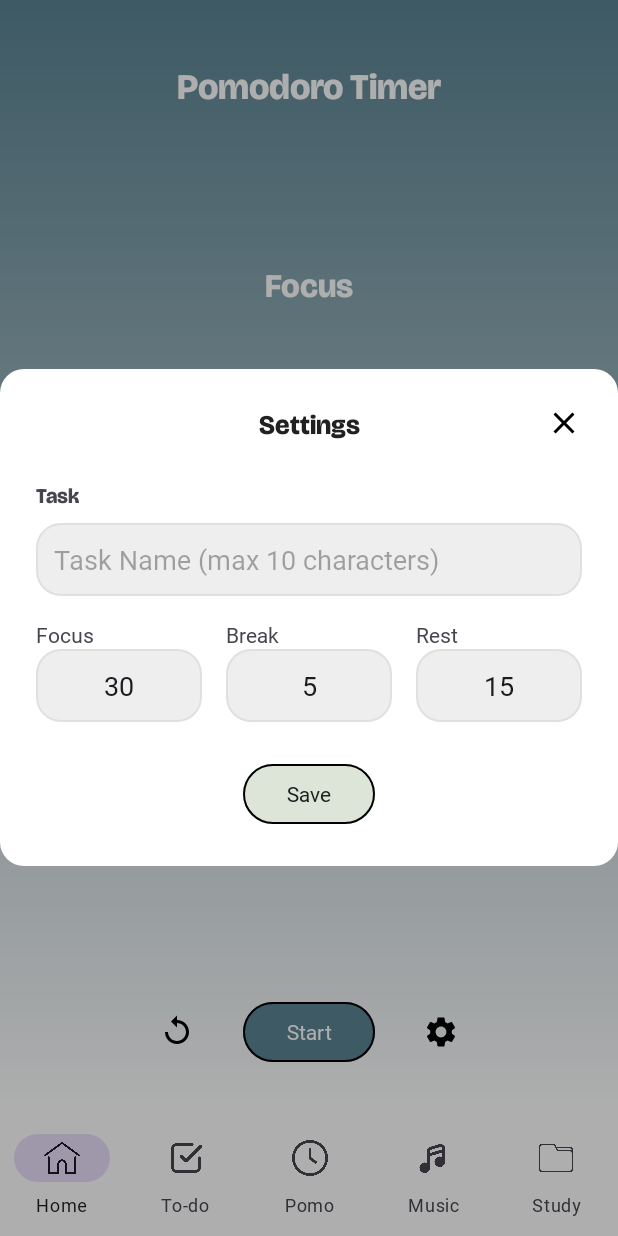
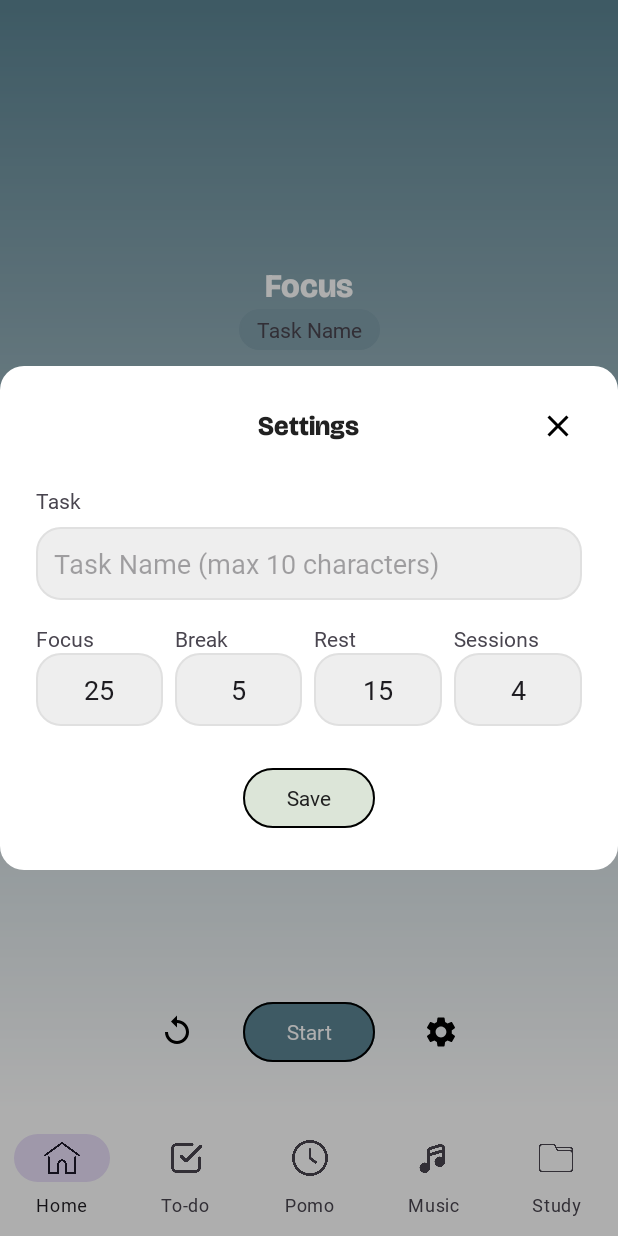
Before and after one commit to rencebry/MOBICOM_MCO, an Android app: the PomoFragment screen opened through its navigation route, after a tap on an icon or button, on a phone screen of 412 x 824 dp. Run offline under Robolectric (Android 15) with nearby library versions, the phone set to English and light mode, and no system bars; our stand-ins replace CircleImageView, Firebase (no records; nobody signed in at launch, a user with empty details on screens opened directly), Room's generated code, navigation-ui; 2 statements that could not run were skipped; 3 other taps on this screen came first.

Commit message:
added pomodoro functionalities

```diff
--- a/app/src/main/java/com/mobicom/s17/group8/mobicom_mco/pomo/PomoFragment.kt
+++ b/app/src/main/java/com/mobicom/s17/group8/mobicom_mco/pomo/PomoFragment.kt
@@ -7,6 +7,7 @@ import android.view.ViewGroup
 import androidx.core.content.ContextCompat
 import androidx.fragment.app.Fragment
 import androidx.lifecycle.ViewModelProvider
+import androidx.navigation.fragment.findNavController
 import com.mobicom.s17.group8.mobicom_mco.R
 import com.mobicom.s17.group8.mobicom_mco.databinding.FragmentPomoBinding
 
@@ -15,7 +16,7 @@ class PomoFragment : Fragment() {
     private var _binding: FragmentPomoBinding? = null
     private val binding get() = _binding!!
     private val viewModel: PomoViewModel by lazy {
-        ViewModelProvider(this).get(PomoViewModel::class.java)
+        ViewModelProvider(requireActivity()).get(PomoViewModel::class.java)
     }
 
     override fun onCreateView(inflater: LayoutInflater, container: ViewGroup?, savedInstanceState: Bundle?): View {
@@ -26,62 +27,71 @@ class PomoFragment : Fragment() {
     override fun onViewCreated(view: View, savedInstanceState: Bundle?) {
         super.onViewCreated(view, savedInstanceState)
 
-        viewModel.timeLeftInMillis.observe(viewLifecycleOwner) { millis ->
-            val minutes = (millis / 1000) / 60
-            val seconds = (millis / 1000) % 60
+        setupClickListeners()
+        observeViewModel()
+    }
 
-            // set time
-            binding.circularTimer.setTime(minutes, seconds)
-
-            // update progress
-//             val progress = millis.toFloat() / (25 * 60 * 1000L)
-//             binding.circularTimer.setProgress(progress)
-        }
-
-        // start and stop buttons
+    private fun setupClickListeners() {
         binding.btnStopStart.setOnClickListener {
             viewModel.toggleTimer()
         }
-
-        // reset button
         binding.btnReset.setOnClickListener {
             viewModel.resetTimer()
         }
-
-        // settings
         binding.btnPomoSettings.setOnClickListener {
             PomoSettingsDialogFragment().show(parentFragmentManager, "PomoSettingsDialog")
         }
-
-        observeViewModel()
-
     }
 
     private fun observeViewModel() {
-        // observe time remaining
         viewModel.timeLeftInMillis.observe(viewLifecycleOwner) { millis ->
             val minutes = (millis / 1000) / 60
             val seconds = (millis / 1000) % 60
             binding.circularTimer.setTime(minutes, seconds)
-            // to update progress
         }
 
-        // running state
+        viewModel.progress.observe(viewLifecycleOwner) { progress ->
+            binding.circularTimer.setProgress(progress)
+        }
+
         viewModel.isTimerRunning.observe(viewLifecycleOwner) { isRunning ->
             if (isRunning) {
-                // timer is running: show stop and change color
-                binding.btnStopStart.text = "Stop"
-
-                // change color button
+                binding.btnStopStart.text = "Pause"
                 binding.btnStopStart.backgroundTintList =
                     ContextCompat.getColorStateList(requireContext(), R.color.button_stop_color)
             } else {
-                // timer is stopped/paused: show start
                 binding.btnStopStart.text = "Start"
-
-                // back to start button
                 binding.btnStopStart.backgroundTintList =
                     ContextCompat.getColorStateList(requireContext(), R.color.button_start_color)
+            }
+        }
+
+        viewModel.taskName.observe(viewLifecycleOwner) { taskName ->
+            if (taskName != null) {
+                binding.tvTaskName.text = taskName
+                binding.tvTaskName.visibility = View.VISIBLE
+            } else {
+                binding.tvTaskName.visibility = View.GONE
+            }
+        }
+
+        viewModel.timerState.observe(viewLifecycleOwner) { state ->
+            when (state) {
+                PomoViewModel.TimerState.FOCUS -> {
+                    binding.pomoRootLayout.setBackgroundResource(R.drawable.gradient_background_focus)
+                    binding.tvStatus.text = "Focus"
+                    binding.circularTimer.setProgressColor(R.color.timer_progress_dark)
+                }
+                PomoViewModel.TimerState.SHORT_BREAK -> {
+                    binding.pomoRootLayout.setBackgroundResource(R.drawable.gradient_background_short_break)
+                    binding.tvStatus.text = "Take a Break!"
+                    binding.circularTimer.setProgressColor(R.color.timer_progress_dark)
+                }
+                PomoViewModel.TimerState.LONG_BREAK -> {
+                    binding.pomoRootLayout.setBackgroundResource(R.drawable.gradient_background_long_break)
+                    binding.tvStatus.text = "Rest"
+                    binding.circularTimer.setProgressColor(R.color.timer_progress_dark)
+                }
             }
         }
     }
--- a/app/src/main/java/com/mobicom/s17/group8/mobicom_mco/pomo/PomoSettingsDialogFragment.kt
+++ b/app/src/main/java/com/mobicom/s17/group8/mobicom_mco/pomo/PomoSettingsDialogFragment.kt
@@ -1,23 +1,23 @@
-package com.mobicom.s17.group8.mobicom_mco.pomo // Use your pomo package
+package com.mobicom.s17.group8.mobicom_mco.pomo
 
 import android.os.Bundle
 import android.view.LayoutInflater
 import android.view.View
 import android.view.ViewGroup
 import androidx.fragment.app.DialogFragment
+import androidx.lifecycle.ViewModelProvider
 import com.mobicom.s17.group8.mobicom_mco.databinding.DialogPomoSettingsBinding
 
-// pop up settings
 class PomoSettingsDialogFragment : DialogFragment() {
 
     private var _binding: DialogPomoSettingsBinding? = null
     private val binding get() = _binding!!
 
-    override fun onCreateView(
-        inflater: LayoutInflater,
-        container: ViewGroup?,
-        savedInstanceState: Bundle?
-    ): View {
+    private val viewModel: PomoViewModel by lazy {
+        ViewModelProvider(requireActivity()).get(PomoViewModel::class.java)
+    }
+
+    override fun onCreateView(inflater: LayoutInflater, container: ViewGroup?, savedInstanceState: Bundle?): View {
         _binding = DialogPomoSettingsBinding.inflate(inflater, container, false)
         return binding.root
     }
@@ -25,20 +25,18 @@ class PomoSettingsDialogFragment : DialogFragment() {
     override fun onViewCreated(view: View, savedInstanceState: Bundle?) {
         super.onViewCreated(view, savedInstanceState)
 
-        // close button (x)
         binding.btnClose.setOnClickListener {
             dismiss()
         }
 
         binding.btnSave.setOnClickListener {
-            // placeholder for now
             val taskName = binding.etTaskName.text.toString()
-            val focusMinutes = binding.etFocusTime.text.toString().toIntOrNull() ?: 30
+            val focusMinutes = binding.etFocusTime.text.toString().toIntOrNull() ?: 25
             val breakMinutes = binding.etBreakTime.text.toString().toIntOrNull() ?: 5
             val restMinutes = binding.etRestTime.text.toString().toIntOrNull() ?: 15
+            val sessions = binding.etSessionsCount.text.toString().toIntOrNull() ?: 4
 
-            // TODO: Pass this data back to the PomoViewModel
-            // another shared view model?? for live update
+            viewModel.updateSettings(taskName, focusMinutes, breakMinutes, restMinutes, sessions)
 
             dismiss()
         }
--- a/app/src/main/java/com/mobicom/s17/group8/mobicom_mco/pomo/PomoViewModel.kt
+++ b/app/src/main/java/com/mobicom/s17/group8/mobicom_mco/pomo/PomoViewModel.kt
@@ -4,26 +4,44 @@ import android.os.CountDownTimer
 import androidx.lifecycle.LiveData
 import androidx.lifecycle.MutableLiveData
 import androidx.lifecycle.ViewModel
+import java.util.concurrent.TimeUnit
 
 class PomoViewModel : ViewModel() {
 
     enum class TimerState { FOCUS, SHORT_BREAK, LONG_BREAK }
 
-    private var timer: CountDownTimer? = null
+    // --- State Management LiveData ---
+    private val _timerState = MutableLiveData(TimerState.FOCUS)
+    val timerState: LiveData<TimerState> = _timerState
 
-    private val _isTimerRunning = MutableLiveData<Boolean>(false)
+    private val _isTimerRunning = MutableLiveData(false)
     val isTimerRunning: LiveData<Boolean> = _isTimerRunning
 
     private val _timeLeftInMillis = MutableLiveData<Long>()
     val timeLeftInMillis: LiveData<Long> = _timeLeftInMillis
 
-    private val _timerState = MutableLiveData(TimerState.FOCUS)
-    val timerState: LiveData<TimerState> = _timerState
+    private val _progress = MutableLiveData(1.0f)
+    val progress: LiveData<Float> = _progress
 
-    private var totalTime: Long = 25 * 60 * 1000L
+    private val _taskName = MutableLiveData<String?>("Task Name") // Start with a default
+    val taskName: LiveData<String?> = _taskName
+
+
+
+    // --- Timer Settings ---
+    private var focusDuration = TimeUnit.MINUTES.toMillis(25)
+    private var shortBreakDuration = TimeUnit.MINUTES.toMillis(5)
+    private var longBreakDuration = TimeUnit.MINUTES.toMillis(15)
+    private var totalTime: Long = focusDuration // This will be the denominator for progress
+    private var sessionsUntilLongBreak = 4
+    private val _currentSessionCount = MutableLiveData(1)
+    val currentSessionCount: LiveData<Int> = _currentSessionCount
+
+    private var timer: CountDownTimer? = null
 
     init {
-        _timeLeftInMillis.value = totalTime
+        // Initialize the timer with the default focus duration
+        _timeLeftInMillis.value = focusDuration
     }
 
     fun toggleTimer() {
@@ -36,14 +54,22 @@ class PomoViewModel : ViewModel() {
 
     private fun startTimer() {
         _isTimerRunning.value = true
-        timer = object : CountDownTimer(_timeLeftInMillis.value ?: totalTime, 1000) {
+        // Use the current totalTime for progress calculation
+        val currentTotalTime = totalTime
+
+        timer = object : CountDownTimer(_timeLeftInMillis.value ?: currentTotalTime, 50) {
             override fun onTick(millisUntilFinished: Long) {
                 _timeLeftInMillis.value = millisUntilFinished
+                // --- FIX 3: CORRECTLY CALCULATE AND UPDATE PROGRESS ---
+                _progress.value = millisUntilFinished.toFloat() / currentTotalTime
             }
 
             override fun onFinish() {
+                // To prevent a flicker, manually set final state before moving on
+                _timeLeftInMillis.value = 0L
+                _progress.value = 0f
                 _isTimerRunning.value = false
-                // TODO: switch to next sesh (break and rest)
+                moveToNextState()
             }
         }.start()
     }
@@ -55,8 +81,67 @@ class PomoViewModel : ViewModel() {
 
     fun resetTimer() {
         timer?.cancel()
-        _timeLeftInMillis.value = totalTime // reset to full duration
         _isTimerRunning.value = false
+        // Reset time and progress based on the current state
+        updateDurationsAndResetUI()
+    }
+
+
+    private fun moveToNextState() {
+        val nextState = when (_timerState.value) {
+            TimerState.FOCUS -> {
+                // Focus session just ended
+                val currentCount = _currentSessionCount.value ?: 1
+                if (currentCount >= sessionsUntilLongBreak) {
+                    // Time for a long break
+                    _currentSessionCount.value = 1 // Reset for the next cycle
+                    TimerState.LONG_BREAK
+                } else {
+                    // Time for a short break
+                    TimerState.SHORT_BREAK
+                }
+            }
+            TimerState.SHORT_BREAK -> {
+                // A short break just ended, time to focus again
+                _currentSessionCount.value = (_currentSessionCount.value ?: 0) + 1
+                TimerState.FOCUS
+            }
+            TimerState.LONG_BREAK -> {
+                // A long break just ended, time to focus again
+                TimerState.FOCUS
+            }
+            else -> TimerState.FOCUS // Default case
+        }
+
+        _timerState.value = nextState
+
+        updateDurationsAndResetUI()
+
+        startTimer()
+    }
+
+    fun updateSettings(task: String, focus: Int, short: Int, long: Int, sessions: Int) {
+        _taskName.value = task.ifBlank { null }
+        focusDuration = TimeUnit.MINUTES.toMillis(focus.toLong())
+        shortBreakDuration = TimeUnit.MINUTES.toMillis(short.toLong())
+        longBreakDuration = TimeUnit.MINUTES.toMillis(long.toLong())
+        sessionsUntilLongBreak = sessions // Store the new setting
+
+        // Reset everything to apply new settings
+        _currentSessionCount.value = 1
+        _timerState.value = TimerState.FOCUS
+        resetTimer()
+    }
+
+    private fun updateDurationsAndResetUI() {
+        totalTime = when (_timerState.value) {
+            TimerState.FOCUS -> focusDuration
+            TimerState.SHORT_BREAK -> shortBreakDuration
+            TimerState.LONG_BREAK -> longBreakDuration
+            else -> focusDuration
+        }
+        _timeLeftInMillis.value = totalTime
+        _progress.value = 1.0f
     }
 
     override fun onCleared() {
--- /dev/null
+++ b/app/src/main/res/drawable/gradient_background_long_break.xml
@@ -0,0 +1,8 @@
+<?xml version="1.0" encoding="utf-8"?>
+<shape xmlns:android="http://schemas.android.com/apk/res/android">
+    <gradient
+        android:angle="270"
+        android:startColor="@color/vinyl_orange"
+        android:endColor="#FFFFFF"
+        android:type="linear" />
+</shape>
--- /dev/null
+++ b/app/src/main/res/drawable/gradient_background_short_break.xml
@@ -0,0 +1,8 @@
+<?xml version="1.0" encoding="utf-8"?>
+<shape xmlns:android="http://schemas.android.com/apk/res/android">
+    <gradient
+        android:angle="270"
+        android:startColor="@color/vinyl_green"
+        android:endColor="#FFFFFF"
+        android:type="linear" />
+</shape>
--- a/app/src/main/res/layout/dialog_pomo_settings.xml
+++ b/app/src/main/res/layout/dialog_pomo_settings.xml
@@ -1,68 +1,65 @@
 <?xml version="1.0" encoding="utf-8"?>
-<androidx.constraintlayout.widget.ConstraintLayout xmlns:android="http://schemas.android.com/apk/res/android"
-    xmlns:app="http://schemas.android.com/apk/res-auto"
+<LinearLayout xmlns:android="http://schemas.android.com/apk/res/android"
     xmlns:tools="http://schemas.android.com/tools"
     android:layout_width="match_parent"
     android:layout_height="wrap_content"
     android:background="@drawable/rounded_background"
+    android:orientation="vertical"
     android:padding="24dp">
+
+    <FrameLayout
+        android:layout_width="match_parent"
+        android:layout_height="wrap_content">
 
         <TextView
             android:id="@+id/tvSettingsTitle"
             android:layout_width="wrap_content"
             android:layout_height="wrap_content"
+            android:layout_gravity="center"
             android:text="Settings"
             android:textColor="@color/text_primary"
             android:textSize="18sp"
-        android:textStyle="bold"
-        app:layout_constraintEnd_toEndOf="parent"
-        app:layout_constraintStart_toStartOf="parent"
-        app:layout_constraintTop_toTopOf="parent" />
+            android:textStyle="bold" />
 
         <ImageView
             android:id="@+id/btnClose"
             android:layout_width="wrap_content"
             android:layout_height="wrap_content"
-        android:src="@drawable/ic_close"
-        app:layout_constraintEnd_toEndOf="parent"
-        app:layout_constraintTop_toTopOf="parent" />
+            android:layout_gravity="end|center_vertical"
+            android:padding="4dp"
+            android:src="@drawable/ic_close" />
 
-    <!-- task name  -->
+    </FrameLayout>
+
+    <!-- Task Name -->
     <TextView
         android:id="@+id/tvTaskLabel"
         android:layout_width="wrap_content"
         android:layout_height="wrap_content"
         android:layout_marginTop="24dp"
-        android:text="Task"
-        android:textStyle="bold"
-        app:layout_constraintStart_toStartOf="parent"
-        app:layout_constraintTop_toBottomOf="@id/tvSettingsTitle" />
+        android:text="Task" />
 
     <EditText
         android:id="@+id/etTaskName"
-        android:layout_width="0dp"
+        android:layout_width="match_parent"
         android:layout_height="wrap_content"
         android:layout_marginTop="8dp"
         android:background="@drawable/edittext_background"
         android:hint="Task Name (max 10 characters)"
         android:inputType="text"
         android:maxLength="10"
-        android:padding="12dp"
-        app:layout_constraintEnd_toEndOf="parent"
-        app:layout_constraintStart_toStartOf="parent"
-        app:layout_constraintTop_toBottomOf="@id/tvTaskLabel" />
+        android:padding="12dp" />
 
-    <!-- time input -->
+    <!-- Time Inputs in a single row -->
     <LinearLayout
         android:id="@+id/timeInputsContainer"
-        android:layout_width="0dp"
+        android:layout_width="match_parent"
         android:layout_height="wrap_content"
         android:layout_marginTop="16dp"
-        android:orientation="horizontal"
-        app:layout_constraintEnd_toEndOf="parent"
-        app:layout_constraintStart_toStartOf="parent"
-        app:layout_constraintTop_toBottomOf="@id/etTaskName">
+        android:baselineAligned="false"
+        android:orientation="horizontal">
 
+        <!-- Focus Column -->
         <LinearLayout
             android:layout_width="0dp"
             android:layout_height="wrap_content"
@@ -79,16 +76,17 @@
                 android:layout_width="match_parent"
                 android:layout_height="wrap_content"
                 android:background="@drawable/edittext_background"
+                android:gravity="center"
                 android:inputType="number"
-                android:text="30"
-                android:gravity="center"
-                android:padding="12dp" />
+                android:padding="12dp"
+                android:text="25" />
         </LinearLayout>
 
         <View
-            android:layout_width="16dp"
+            android:layout_width="8dp"
             android:layout_height="0dp" />
 
+        <!-- Break Column -->
         <LinearLayout
             android:layout_width="0dp"
             android:layout_height="wrap_content"
@@ -105,16 +103,17 @@
                 android:layout_width="match_parent"
                 android:layout_height="wrap_content"
                 android:background="@drawable/edittext_background"
+                android:gravity="center"
                 android:inputType="number"
-                android:text="5"
-                android:gravity="center"
-                android:padding="12dp" />
+                android:padding="12dp"
+                android:text="5" />
         </LinearLayout>
 
         <View
-            android:layout_width="16dp"
+            android:layout_width="8dp"
             android:layout_height="0dp" />
 
+        <!-- Rest Column -->
         <LinearLayout
             android:layout_width="0dp"
             android:layout_height="wrap_content"
@@ -131,24 +130,50 @@
                 android:layout_width="match_parent"
                 android:layout_height="wrap_content"
                 android:background="@drawable/edittext_background"
+                android:gravity="center"
                 android:inputType="number"
-                android:text="15"
+                android:padding="12dp"
+                android:text="15" />
+        </LinearLayout>
+
+        <View
+            android:layout_width="8dp"
+            android:layout_height="0dp" />
+
+        <!-- Sessions Column -->
+        <LinearLayout
+            android:layout_width="0dp"
+            android:layout_height="wrap_content"
+            android:layout_weight="1"
+            android:orientation="vertical">
+
+            <TextView
+                android:layout_width="wrap_content"
+                android:layout_height="wrap_content"
+                android:text="Sessions" />
+
+            <EditText
+                android:id="@+id/etSessionsCount"
+                android:layout_width="match_parent"
+                android:layout_height="wrap_content"
+                android:background="@drawable/edittext_background"
                 android:gravity="center"
-                android:padding="12dp" />
+                android:inputType="number"
+                android:padding="12dp"
+                android:text="4" />
         </LinearLayout>
 
     </LinearLayout>
 
+    <!-- Save Button -->
     <Button
         android:id="@+id/btnSave"
         android:layout_width="wrap_content"
         android:layout_height="wrap_content"
+        android:layout_gravity="center_horizontal"
         android:layout_marginTop="24dp"
         android:backgroundTint="#DCE5D8"
         android:text="Save"
-        android:textColor="@color/text_primary"
-        app:layout_constraintEnd_toEndOf="parent"
-        app:layout_constraintStart_toStartOf="parent"
-        app:layout_constraintTop_toBottomOf="@id/timeInputsContainer" />
+        android:textColor="@color/text_primary" />
 
-</androidx.constraintlayout.widget.ConstraintLayout>
+</LinearLayout>
--- a/app/src/main/res/layout/fragment_pomo.xml
+++ b/app/src/main/res/layout/fragment_pomo.xml
@@ -8,21 +8,18 @@
     android:background="@drawable/gradient_background_focus"
     tools:context=".pomo.PomoFragment">
 
-    <!-- Top Bar -->
+
     <TextView
         android:id="@+id/tvPomoTitle"
         android:layout_width="wrap_content"
         android:layout_height="wrap_content"
         android:layout_marginTop="40dp"
-        android:text="Pomodoro Timer"
-        android:textColor="@color/white"
         android:fontFamily="@font/bg"
+        android:textColor="@color/text_primary"
         android:textSize="24sp"
         app:layout_constraintEnd_toEndOf="parent"
         app:layout_constraintStart_toStartOf="parent"
         app:layout_constraintTop_toTopOf="parent" />
-    <!-- to add music option -->
-
 
     <TextView
         android:id="@+id/tvStatus"
```
Lines whose indentation alone changed are shown as unchanged.
